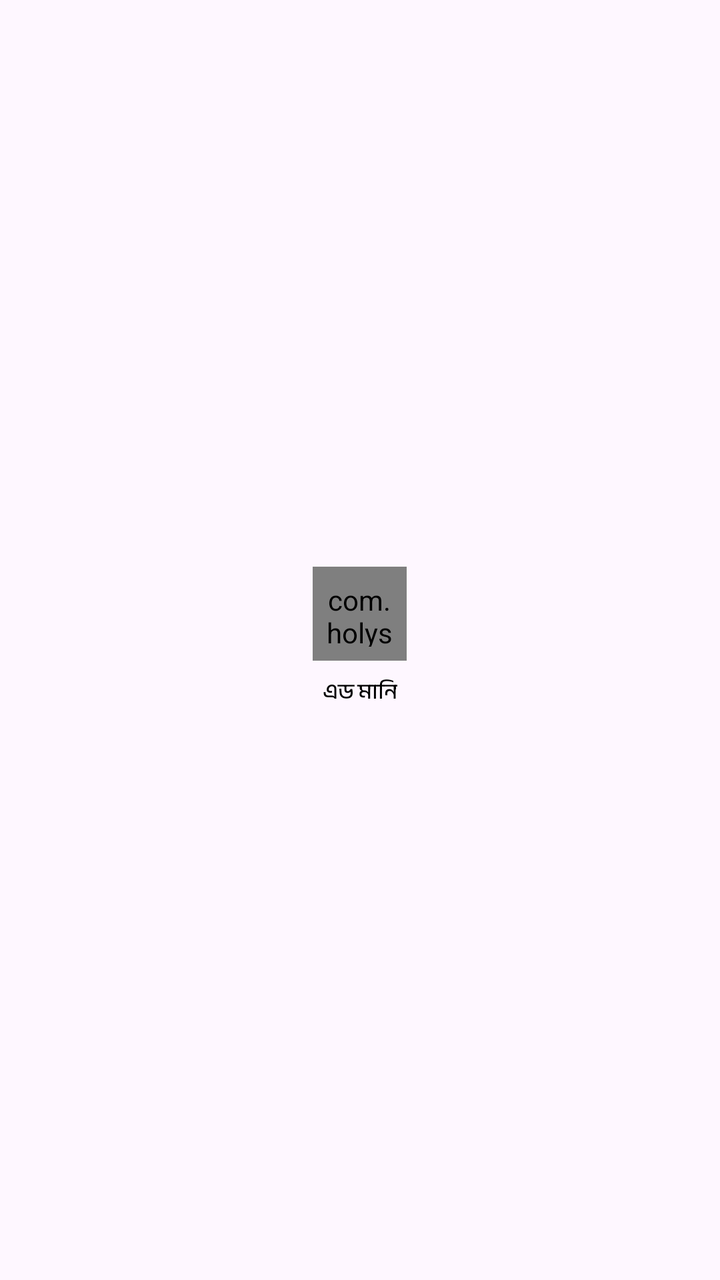
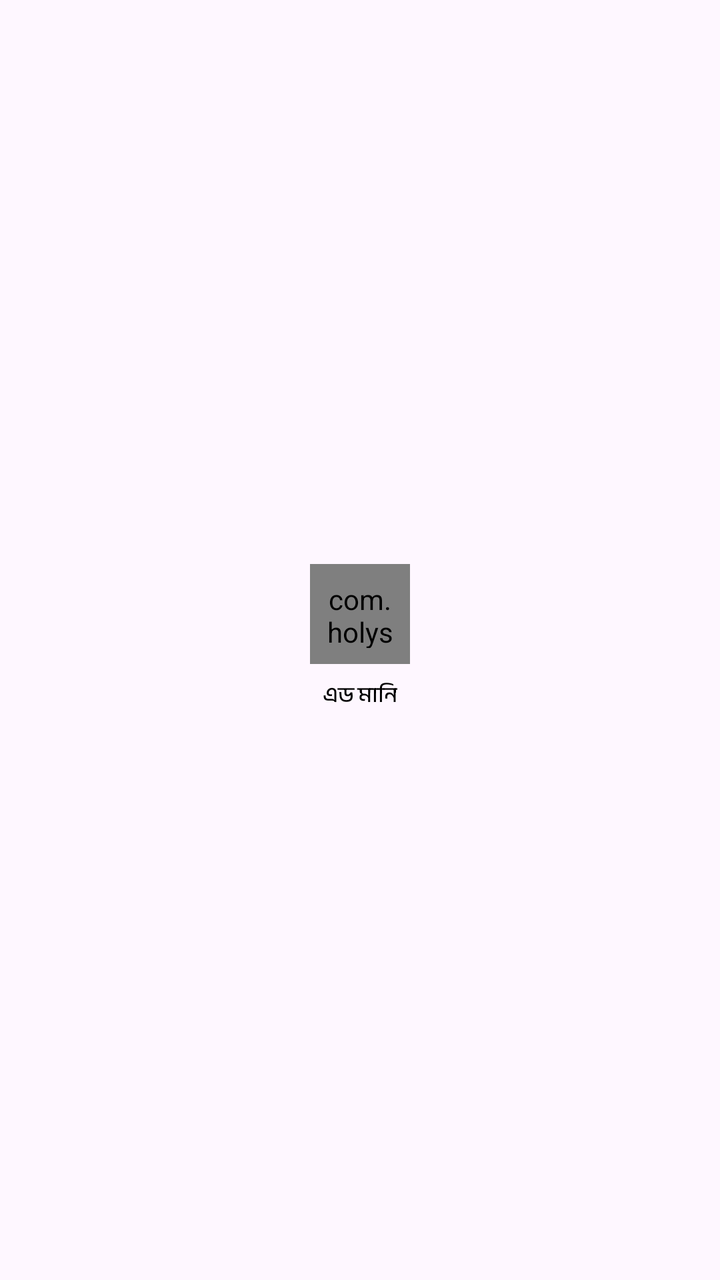

Before-and-after screenshots of an Android layout around one commit, followed by the original layout XML and the change that was made.
<!-- AndroidManifest.xml: application theme Theme.NewMyOffer -->
<!-- res/layout/home_grid_item.xml -->
<?xml version="1.0" encoding="utf-8"?>
<LinearLayout xmlns:android="http://schemas.android.com/apk/res/android"
    xmlns:app="http://schemas.android.com/apk/res-auto"
    android:layout_width="match_parent"
    android:layout_height="match_parent"
    android:layout_gravity="center"
    android:gravity="center"
    android:orientation="vertical">

    <com.holystock.newmyoffer.views.BorderView
        android:layout_width="@dimen/_47dp"
        android:layout_height="@dimen/_47dp"
        android:layout_centerInParent="true"
        android:padding="@dimen/_7dp"
        app:bgColor="#59dddddd"
        app:borderColor="@color/white"
        app:borderWidth="@dimen/_0dp"
        app:cornerRadius="@dimen/_100dp">

        <ImageView
            android:id="@+id/icon"
            android:layout_width="wrap_content"
            android:layout_height="wrap_content"
            android:layout_centerInParent="true"
            android:src="@drawable/wallet" />


    </com.holystock.newmyoffer.views.BorderView>

    <TextView
        android:id="@+id/title"
        android:layout_width="wrap_content"
        android:layout_height="wrap_content"
        android:layout_marginTop="@dimen/_5dp"
        android:fontFamily="@font/bangla_medium"
        android:text="এড মানি"
        android:textColor="@color/black"
        android:textSize="@dimen/_11sp" />


</LinearLayout>
<!-- resources referenced by this layout -->
<resources>
  <color name="black">#FF000000</color>
  <color name="white">#FFFFFFFF</color>
  <dimen name="_0dp">0dp</dimen>
  <dimen name="_100dp">100.0dp</dimen>
  <dimen name="_11sp">11.0sp</dimen>
  <dimen name="_47dp">47.0dp</dimen>
  <dimen name="_5dp">5.0dp</dimen>
  <dimen name="_7dp">7.0dp</dimen>
  <!-- drawable wallet: png bitmap (drawable, 16731 bytes) -->
  <style name="Theme.NewMyOffer" parent="Base.Theme.NewMyOffer" />
  <style name="Base.Theme.NewMyOffer" parent="Theme.Material3.DayNight.NoActionBar">
          
           <item name="colorPrimary">@color/primary</item>
           <item name="colorSecondary">@color/primary</item>
      </style>
  <color name="primary">#249728</color>
</resources>

<!-- the commit's change to res/layout/home_grid_item.xml (unified diff, before → after) -->
@@ -8,10 +8,10 @@
     android:orientation="vertical">
 
     <com.holystock.newmyoffer.views.BorderView
-        android:layout_width="@dimen/_47dp"
-        android:layout_height="@dimen/_47dp"
+        android:layout_width="@dimen/_50dp"
+        android:layout_height="@dimen/_50dp"
         android:layout_centerInParent="true"
-        android:padding="@dimen/_7dp"
+        android:padding="@dimen/_8dp"
         app:bgColor="#59dddddd"
         app:borderColor="@color/white"
         app:borderWidth="@dimen/_0dp"
<!-- resource entries referenced after the edit -->
@@ -5,9 +5,9 @@
   <dimen name="_0dp">0dp</dimen>
   <dimen name="_100dp">100.0dp</dimen>
   <dimen name="_11sp">11.0sp</dimen>
-  <dimen name="_47dp">47.0dp</dimen>
+  <dimen name="_50dp">50.0dp</dimen>
   <dimen name="_5dp">5.0dp</dimen>
-  <dimen name="_7dp">7.0dp</dimen>
+  <dimen name="_8dp">8.0dp</dimen>
   <!-- drawable wallet: png bitmap (drawable, 16731 bytes) -->
   <style name="Theme.NewMyOffer" parent="Base.Theme.NewMyOffer" />
   <style name="Base.Theme.NewMyOffer" parent="Theme.Material3.DayNight.NoActionBar">
